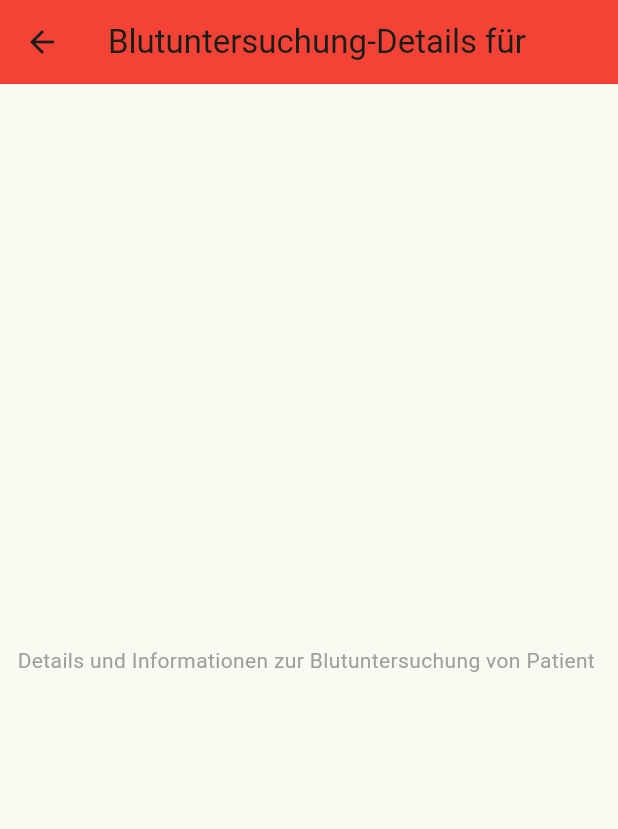
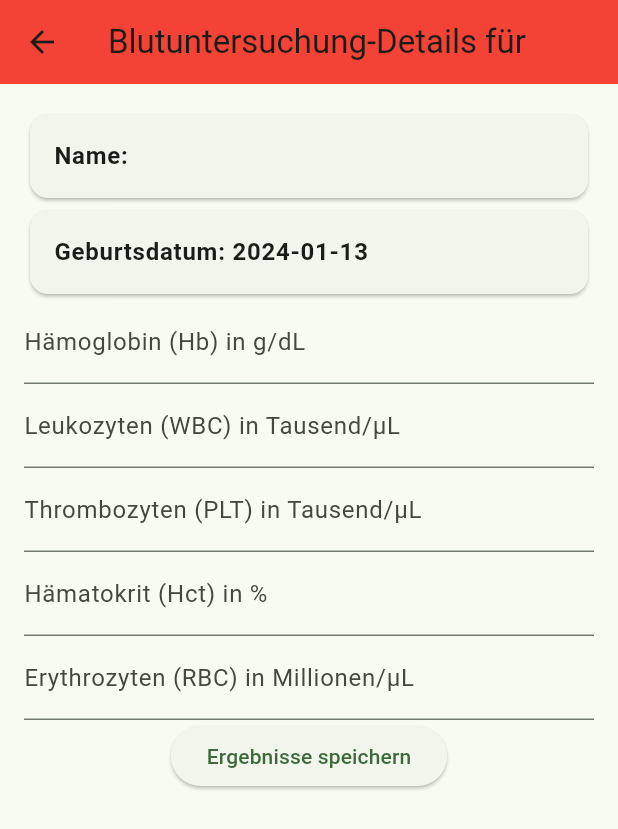
Before and after one commit to abde902/Krankenhaus_App, a Flutter app: the BlutuntersuchungDetailPage screen opened directly with empty values, on a phone screen of 412 x 824 dp. Shown: the top 829 px of the screen. Run offline on Flutter 3.47's test engine with Material 3 defaults, Android fonts, the phone set to English and light mode, and no system bars.

Commit message:
fast fertig

```diff
--- a/lib/blut_page_details.dart
+++ b/lib/blut_page_details.dart
@@ -1,22 +1,111 @@
+import 'package:flutter/material.dart';
+import 'patient.dart'; // Ihre Patientenklasse
+import 'package:intl/intl.dart';
 
-
-import 'package:flutter/material.dart';
-import 'patient.dart'; // Stelle sicher, dass diese Datei die korrekte Patientenklasse enthält
-
-class BlutuntersuchungDetailPage extends StatelessWidget {
+class BlutuntersuchungDetailPage extends StatefulWidget {
   final Patient patient;
 
   BlutuntersuchungDetailPage({required this.patient});
 
   @override
+  _BlutuntersuchungDetailPageState createState() => _BlutuntersuchungDetailPageState();
+}
+
+class _BlutuntersuchungDetailPageState extends State<BlutuntersuchungDetailPage> {
+  TextEditingController hbController = TextEditingController();
+  TextEditingController wbcController = TextEditingController();
+  TextEditingController pltController = TextEditingController();
+  TextEditingController hctController = TextEditingController();
+  TextEditingController rbcController = TextEditingController();
+void saveBloodTestResults() {
+  // Überprüfung und Speicherung jedes Parameters, falls nicht leer
+  if (hbController.text.isNotEmpty) {
+    double hb = double.parse(hbController.text);
+    widget.patient.addKBBErgebnis("Hb", hb);
+  }
+
+  if (wbcController.text.isNotEmpty) {
+    double wbc = double.parse(wbcController.text);
+    widget.patient.addKBBErgebnis("WBC", wbc);
+  }
+
+  if (pltController.text.isNotEmpty) {
+    double plt = double.parse(pltController.text);
+    widget.patient.addKBBErgebnis("PLT", plt);
+  }
+
+  if (hctController.text.isNotEmpty) {
+    double hct = double.parse(hctController.text);
+    widget.patient.addKBBErgebnis("Hct", hct);
+  }
+
+  if (rbcController.text.isNotEmpty) {
+    double rbc = double.parse(rbcController.text);
+    widget.patient.addKBBErgebnis("RBC", rbc);
+  }
+
+  // Zeigen Sie eine Bestätigungsnachricht an
+  ScaffoldMessenger.of(context).showSnackBar(SnackBar(content: Text('Blutuntersuchungsergebnisse gespeichert.')));
+}
+
+  @override
   Widget build(BuildContext context) {
     return Scaffold(
       appBar: AppBar(
-        title: Text("Blutuntersuchung-Details für ${patient.name}"),
+        title: Text("Blutuntersuchung-Details für ${widget.patient.name}"),
         backgroundColor: Colors.red,
       ),
-      body: Center(
-        child: Text("Details und Informationen zur Blutuntersuchung von Patient ${patient.name}"),
+      body: SingleChildScrollView(
+        padding: EdgeInsets.all(16.0),
+        child: Column(
+          children: <Widget>[
+            Card(
+              child: ListTile(
+                title: Text(
+                  'Name: ${widget.patient.name}',
+                  style: TextStyle(fontWeight: FontWeight.bold),
+                ),
+              ),
+            ),
+            Card(
+              child: ListTile(
+                title: Text(
+                  'Geburtsdatum: ${DateFormat('yyyy-MM-dd').format(widget.patient.geburtsdatum)}',
+                  style: TextStyle(fontWeight: FontWeight.bold),
+                ),
+              ),
+            ),
+            TextField(
+              controller: hbController,
+              decoration: InputDecoration(labelText: 'Hämoglobin (Hb) in g/dL'),
+              keyboardType: TextInputType.number,
+            ),
+            TextField(
+              controller: wbcController,
+              decoration: InputDecoration(labelText: 'Leukozyten (WBC) in Tausend/µL'),
+              keyboardType: TextInputType.number,
+            ),
+            TextField(
+              controller: pltController,
+              decoration: InputDecoration(labelText: 'Thrombozyten (PLT) in Tausend/µL'),
+              keyboardType: TextInputType.number,
+            ),
+            TextField(
+              controller: hctController,
+              decoration: InputDecoration(labelText: 'Hämatokrit (Hct) in %'),
+              keyboardType: TextInputType.number,
+            ),
+            TextField(
+              controller: rbcController,
+              decoration: InputDecoration(labelText: 'Erythrozyten (RBC) in Millionen/µL'),
+              keyboardType: TextInputType.number,
+            ),
+            ElevatedButton(
+              onPressed: saveBloodTestResults,
+              child: Text('Ergebnisse speichern'),
+            ),
+          ],
+        ),
       ),
     );
   }
--- a/lib/dash_labor.dart
+++ b/lib/dash_labor.dart
@@ -13,7 +13,9 @@ class LabDashboard extends StatefulWidget {
 
 class _LabDashboardState extends State<LabDashboard> {
   final DatenVerwaltung daten = DatenVerwaltung();
+
   LabTest _selectedTest = LabTest.MRT;
+
 
   @override
   Widget build(BuildContext context) {
--- a/lib/patient.dart
+++ b/lib/patient.dart
@@ -3,13 +3,13 @@ class Patient {
   final String name;
   final DateTime geburtsdatum;
   bool aktuellerGesundheitszustand;
-  int zimmerNummer;  // Variable für die Zimmernummer
-  List<String> diagnosen;  // Liste für die Diagnosen
+  int zimmerNummer;
+  List<String> diagnosen;
   bool MRT;
   bool blutuntersuchung;
-  List<String> mrts;  // Liste für MRT-Diagnosen
+  List<String> mrts;
   Map<String, List<String>> mrtBilder = {};
-
+  Map<String, double> kbbErgebnisse = {}; // Map für KBB-Ergebnisse
 
   Patient({
     required this.id,
@@ -21,18 +21,14 @@ class Patient {
     required this.zimmerNummer,
     List<String>? initialDiagnosen,
     List<String>? initialMRTs,
-
   }) : diagnosen = initialDiagnosen ?? [],
        mrts = initialMRTs ?? [];
 
-  // Methode zum Hinzufügen einer Diagnose
   void addDiagnosis(String newDiagnosis) {
     diagnosen.add(newDiagnosis);
   }
 
-
-
-void addMRTBild(String mrtTyp, String bildName) {
+  void addMRTBild(String mrtTyp, String bildName) {
     if (!mrtBilder.containsKey(mrtTyp)) {
       mrtBilder[mrtTyp] = [];
     }
@@ -42,4 +38,14 @@ void addMRTBild(String mrtTyp, String bildName) {
   void removeMRTBild(String mrtTyp, String bildName) {
     mrtBilder[mrtTyp]?.remove(bildName);
   }
+
+  // Methode zum Hinzufügen von KBB-Ergebnissen
+  void addKBBErgebnis(String parameter, double wert) {
+    kbbErgebnisse[parameter] = wert;
+  }
+
+  //Methode, um alle KBB-Ergebnisse zu erhalten
+  Map<String, double> getKBBErgebnisse() {
+    return kbbErgebnisse;
+  }
 }
```
Also changed, not shown: lib/ergebnis-page.dart (added, +178 -0 lines), lib/mrt_page_details.dart (+5 -5 lines), lib/patient_detail_screen.dart (+22 -5 lines).
